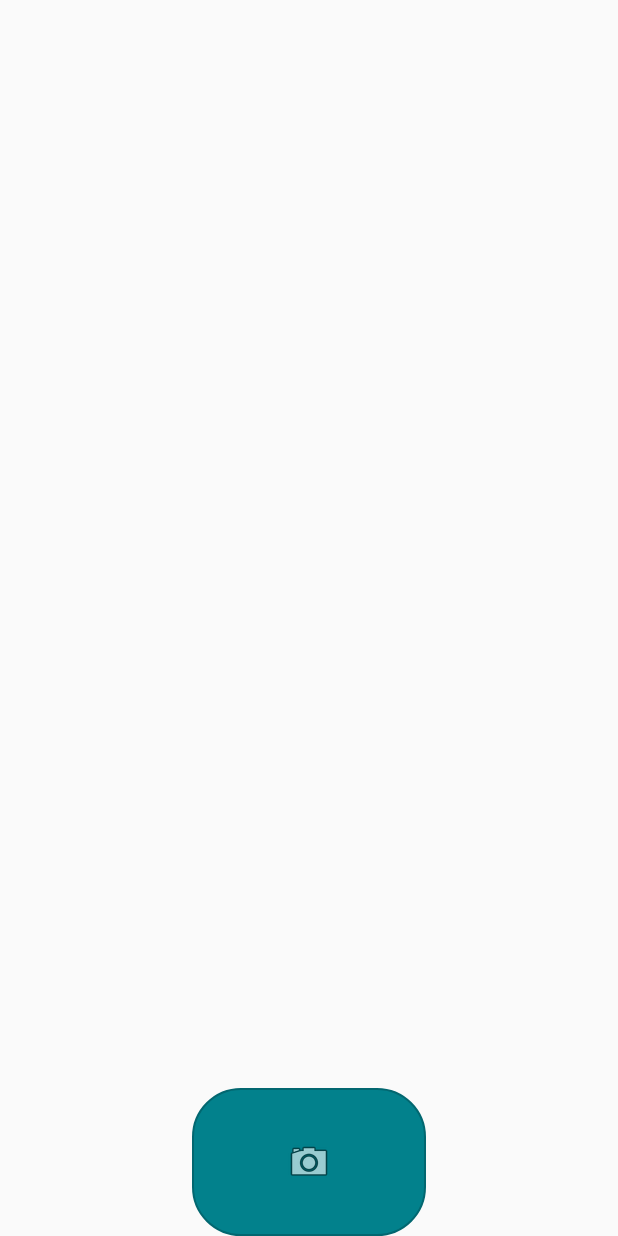
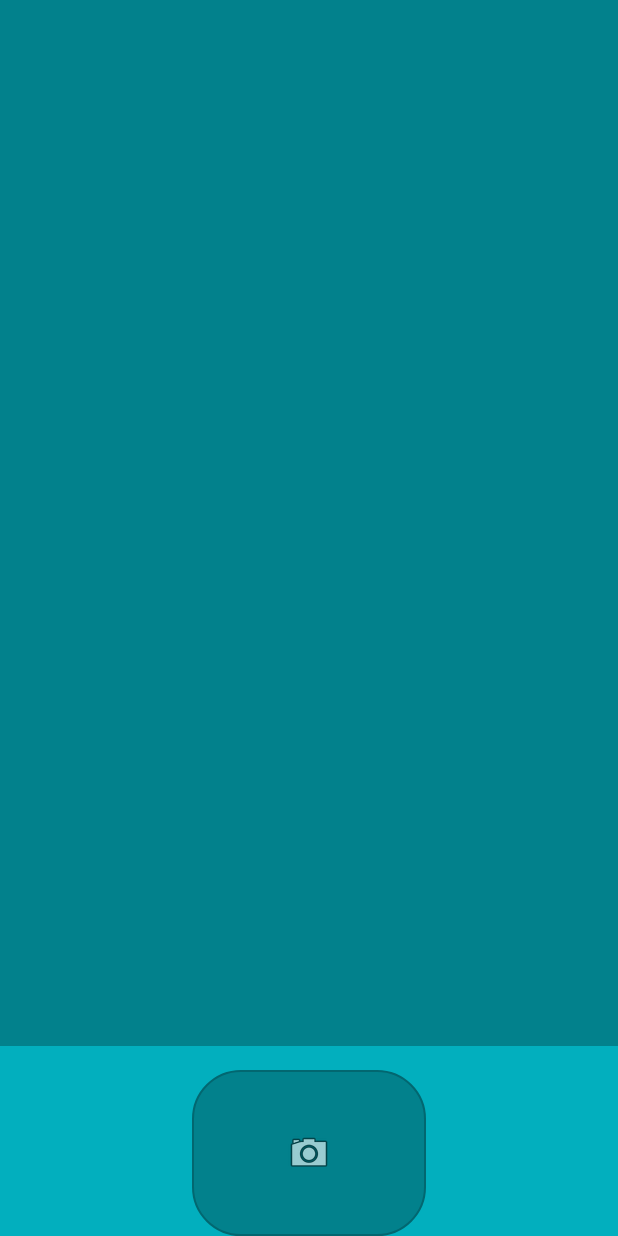
Before and after one commit to LDziat/KGSGeogame, an Android app: the layout activity_make_photo.xml on its own in the app's theme, with its tools: preview values and no code run, on a phone screen of 412 x 824 dp. Run offline under Robolectric (Android 15) with nearby library versions, the phone set to English and light mode, and no system bars.

Commit message:
Third Commit Updates: Camera frontend fully implemented UI Feels more responsive
Issues:
Photos currently not handled beyond moment of snapshot
Duplicate data from older version remaining

Up next:
Clean up data
Implement camera backend

```diff
--- a/app/src/main/res/drawable/kgs_style_button.xml
+++ b/app/src/main/res/drawable/kgs_style_button.xml
@@ -1,5 +1,17 @@
 <?xml version="1.0" encoding="utf-8"?>
-<shape xmlns:android="http://schemas.android.com/apk/res/android"
+<selector xmlns:android="http://schemas.android.com/apk/res/android">
+    <item android:state_pressed="true" >
+        <shape>
+            android:shape="rectangle">
+            <gradient android:startColor="#026770"
+                android:endColor="#026770"
+                android:angle="270" />
+            <corners android:radius="32dp" />
+            <stroke android:width="2px" android:color="#026770" />
+        </shape>
+    </item>
+    <item>
+    <shape>
         android:shape="rectangle">
         <gradient android:startColor="#02818C"
             android:endColor="#02818C"
@@ -7,3 +19,5 @@
         <corners android:radius="32dp" />
         <stroke android:width="2px" android:color="#026770" />
     </shape>
+    </item>
+</selector>
--- a/app/src/main/res/layout/activity_make_photo.xml
+++ b/app/src/main/res/layout/activity_make_photo.xml
@@ -9,15 +9,16 @@
         android:layout_height="match_parent"
         android:orientation="vertical"
         android:weightSum="1"
+        android:background="@color/mainColor"
         >
 
         <ImageView
             android:id="@+id/img_preview"
             android:layout_width="match_parent"
-            android:layout_height="599dp"
-            android:padding="32dp"
+            android:layout_height="0dp"
             android:visibility="visible"
-            android:layout_weight="0.98"/>
+            android:layout_weight="0.98"
+            android:background="@color/buttonFill"/>
 
 
         <ImageButton
```
Also changed, not shown: app/src/main/java/com/example/kgsgeogame/MakePhotoActivity.java (+22 -12 lines), app/src/main/java/com/example/kgsgeogame/PhotoHandler.java (deleted, +0 -66 lines). Lines whose indentation alone changed are shown as unchanged.
